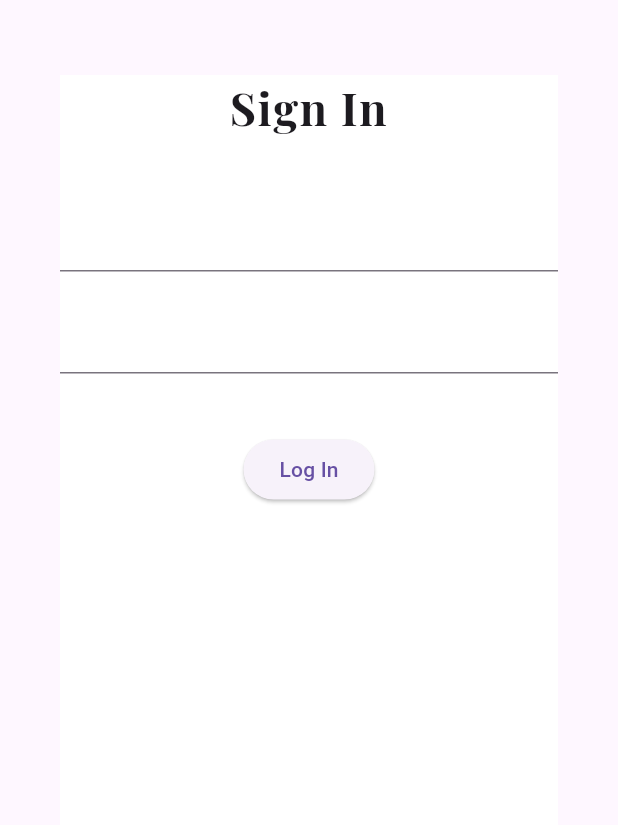
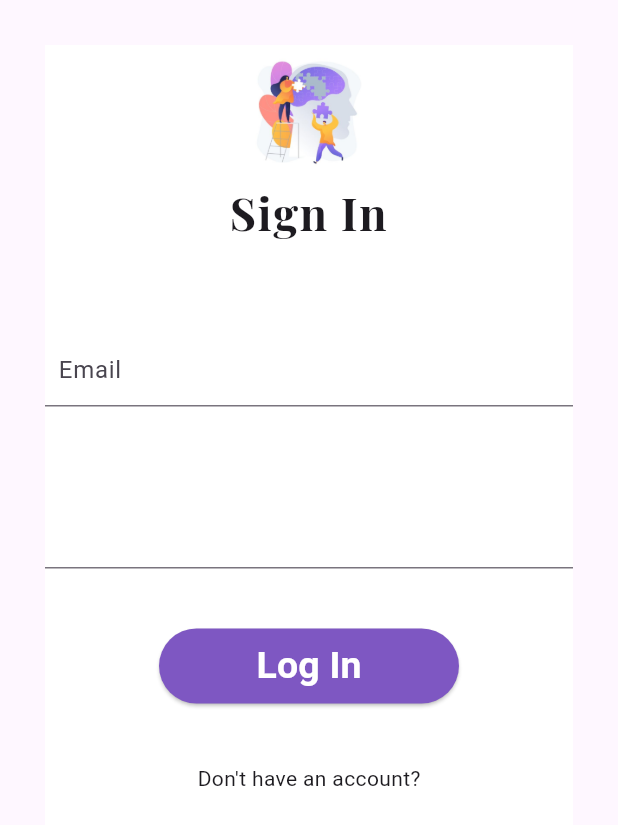
Before and after one commit to marziamerin/WellBeing-App, a Flutter app: the SignIn screen opened directly, on a phone screen of 412 x 824 dp. Shown: the top 825 px of the screen. Run offline on Flutter 3.47's test engine with Material 3 defaults, Android fonts, the phone set to English and light mode, and no system bars; our stand-ins replace firebase_auth, firebase_core, smooth_page_indicator; accounts and stored records are empty.

Commit message:
had firebase errors and almost done with sign in

```diff
--- a/lib/authenticate/sign in.dart
+++ b/lib/authenticate/sign in.dart
@@ -1,4 +1,9 @@
 import 'package:flutter/material.dart';
+import 'package:firebase_auth/firebase_auth.dart';
+import 'package:wellbeing_app/authenticate/sign%20up.dart';
+import 'package:wellbeing_app/home/home.dart';
+import 'package:wellbeing_app/services/auth.dart';
+
 
 class SignIn extends StatefulWidget {
   const SignIn({super.key});
@@ -8,16 +13,23 @@ class SignIn extends StatefulWidget {
 }
 
 class _SignInState extends State<SignIn> {
+
+  String email ='';
+  String password ='';
   @override
   Widget build(BuildContext context) {
     return Scaffold(
       body: Container(
-        margin: EdgeInsets.fromLTRB(40.0, 50.0, 40.0, 30.0),
+        margin: EdgeInsets.all(30.0),
         color: Colors.white ,
         child: Form(
           child: SafeArea(
             child: Column(
               children: [
+                SizedBox(
+                  child: Image.asset('assets/sign in.jpg',
+                    height: 90.0,) ,
+                ),
                 Text('Sign In',
                   textAlign: TextAlign.center,
                    style: TextStyle(
@@ -26,26 +38,60 @@ class _SignInState extends State<SignIn> {
                      fontWeight: FontWeight.bold ,
                      letterSpacing: 1.0,
                      fontFamily: 'PlayfairDisplay' ,
-                   ),),SizedBox(
-                  height: 20.0,
+                   ),),
+                SizedBox(
+                  height: 40.0,
                 ),
                 SizedBox(
                   height: 20.0,
                 ) ,
                 TextFormField(
-                  onChanged: (val) {},
+                  decoration: InputDecoration(
+                    hintText: '  Email',
+                    fillColor: Colors.white70 ,
+                  ),
+                  onChanged: (val) {
+                    setState(() => email = val);
+                  },
+                ),
+                SizedBox(
+                  height: 40.0,
                 ),
                 SizedBox(
                   height: 20.0,
                 ) ,
                 TextFormField(
                   obscureText: true,
-                  onChanged: (val) {},
+                  onChanged: (val) {
+                    setState(() => password = val);
+                  },
                 ),
                 SizedBox(
                   height: 40.0,
                 ),
-                ElevatedButton(onPressed: () {}, child: Text('Log In'))
+                ElevatedButton(onPressed: () async {
+                  print(email);
+                  print(password);
+                  Navigator.push(context, MaterialPageRoute(builder: (context) => Home()));
+                },
+                  child: Text('Log In',
+                    style: TextStyle(
+                    color: Colors.white ,fontSize: 25 ,
+                      fontWeight: FontWeight.bold,
+                  ),),
+                    style: ElevatedButton.styleFrom(
+                    backgroundColor: Colors.deepPurple[400],
+                    fixedSize: const Size(200, 50) ,
+                    animationDuration: const Duration(milliseconds: 1),
+                    shape: RoundedRectangleBorder(borderRadius: BorderRadius.circular(30)),
+                  ),) ,
+                SizedBox(
+                  height: 40.0,
+                ),
+                SizedBox(
+                  height: 40.0,
+                  child: Text("Don't have an account?"),
+                )
               ],
             ),
           ),
--- /dev/null
+++ b/lib/services/auth.dart
@@ -0,0 +1,6 @@
+import 'package:flutter/material.dart';
+import 'package:firebase_auth/firebase_auth.dart';
+
+class AuthService{
+  final FirebaseAuth _auth = FirebaseAuth.instance ;
+}
--- a/pubspec.yaml
+++ b/pubspec.yaml
@@ -38,8 +38,9 @@ dependencies:
   cupertino_icons: ^1.0.6
   smooth_page_indicator: ^1.1.0
   firebase_core: ^2.24.2
-  firebase_auth: ^4.15.2
+  firebase_auth: ^4.15.3
   cloud_firestore: ^4.13.5
+  firebase_storage: ^11.5.6
 
 
 
```
Also changed, not shown: lib/authenticate/authenticate.dart (added, +18 -0 lines), lib/authenticate/sign up.dart (added, +20 -0 lines), lib/main.dart (+9 -1 lines), assets/sign in.jpg (added), pubspec.lock, 5 other files.
